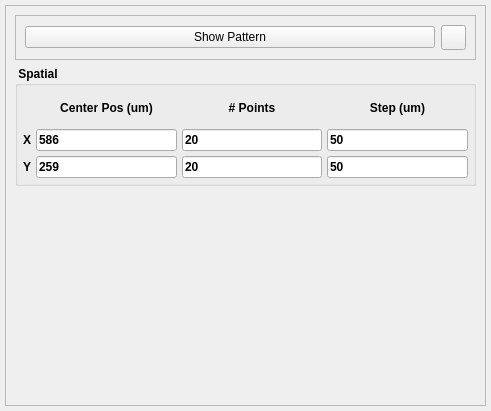
First picture: the form in cls/applications/pyStxm/scan_plugins/pattern_gen_scan.ui, repository RussBerg/pyStxm3, before the edit.
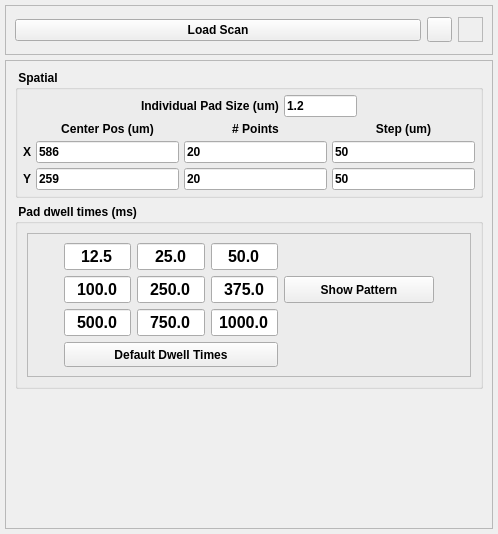
Second picture: the form after the edit. Icons and pictures are not drawn.

Commit message:
many fixes/changes, pattern gen and ptychography
need testing

Patch:
```diff
--- a/cls/applications/pyStxm/scan_plugins/pattern_gen_scan.ui
+++ b/cls/applications/pyStxm/scan_plugins/pattern_gen_scan.ui
@@ -6,8 +6,8 @@
    <rect>
     <x>0</x>
     <y>0</y>
-    <width>491</width>
-    <height>411</height>
+    <width>498</width>
+    <height>534</height>
    </rect>
   </property>
   <property name="minimumSize">
@@ -38,6 +38,94 @@
    <property name="bottomMargin">
     <number>5</number>
    </property>
+   <item>
+    <widget class="QFrame" name="loadscan_frame">
+     <property name="minimumSize">
+      <size>
+       <width>0</width>
+       <height>50</height>
+      </size>
+     </property>
+     <property name="frameShape">
+      <enum>QFrame::StyledPanel</enum>
+     </property>
+     <property name="frameShadow">
+      <enum>QFrame::Sunken</enum>
+     </property>
+     <layout class="QHBoxLayout" name="horizontalLayout_3">
+      <item>
+       <widget class="QPushButton" name="loadScanBtn">
+        <property name="font">
+         <font>
+          <weight>75</weight>
+          <bold>true</bold>
+         </font>
+        </property>
+        <property name="text">
+         <string>Load Scan</string>
+        </property>
+       </widget>
+      </item>
+      <item>
+       <widget class="QToolButton" name="helpBtn_2">
+        <property name="minimumSize">
+         <size>
+          <width>25</width>
+          <height>25</height>
+         </size>
+        </property>
+        <property name="maximumSize">
+         <size>
+          <width>25</width>
+          <height>25</height>
+         </size>
+        </property>
+        <property name="text">
+         <string/>
+        </property>
+        <property name="icon">
+         <iconset>
+          <normaloff>../../../icons/helplite.png</normaloff>../../../icons/helplite.png</iconset>
+        </property>
+        <property name="iconSize">
+         <size>
+          <width>50</width>
+          <height>50</height>
+         </size>
+        </property>
+       </widget>
+      </item>
+      <item>
+       <widget class="QLabel" name="rtclkpic">
+        <property name="maximumSize">
+         <size>
+          <width>25</width>
+          <height>25</height>
+         </size>
+        </property>
+        <property name="autoFillBackground">
+         <bool>true</bool>
+        </property>
+        <property name="frameShape">
+         <enum>QFrame::StyledPanel</enum>
+        </property>
+        <property name="text">
+         <string/>
+        </property>
+        <property name="pixmap">
+         <pixmap>../../../icons/icons8-mouse-right-click-50.png</pixmap>
+        </property>
+        <property name="scaledContents">
+         <bool>true</bool>
+        </property>
+        <property name="alignment">
+         <set>Qt::AlignRight|Qt::AlignTrailing|Qt::AlignVCenter</set>
+        </property>
+       </widget>
+      </item>
+     </layout>
+    </widget>
+   </item>
    <item>
     <widget class="QFrame" name="frame_2_SCANPLUGIN">
      <property name="maximumSize">
@@ -52,63 +140,9 @@
      <property name="frameShadow">
       <enum>QFrame::Raised</enum>
      </property>
-     <layout class="QVBoxLayout" name="verticalLayout_3">
+     <layout class="QVBoxLayout" name="verticalLayout_5">
       <item>
-       <widget class="QFrame" name="loadscan_frame">
-        <property name="minimumSize">
-         <size>
-          <width>0</width>
-          <height>30</height>
-         </size>
-        </property>
-        <property name="frameShape">
-         <enum>QFrame::StyledPanel</enum>
-        </property>
-        <property name="frameShadow">
-         <enum>QFrame::Sunken</enum>
-        </property>
-        <layout class="QHBoxLayout" name="horizontalLayout">
-         <item>
-          <widget class="QPushButton" name="showPatternBtn">
-           <property name="text">
-            <string>Show Pattern</string>
-           </property>
-           <property name="checkable">
-            <bool>true</bool>
-           </property>
-          </widget>
-         </item>
-         <item>
-          <widget class="QToolButton" name="helpBtn">
-           <property name="minimumSize">
-            <size>
-             <width>25</width>
-             <height>25</height>
-            </size>
-           </property>
-           <property name="maximumSize">
-            <size>
-             <width>25</width>
-             <height>25</height>
-            </size>
-           </property>
-           <property name="text">
-            <string/>
-           </property>
-           <property name="icon">
-            <iconset>
-             <normaloff>../../../icons/helplite.png</normaloff>../../../icons/helplite.png</iconset>
-           </property>
-           <property name="iconSize">
-            <size>
-             <width>50</width>
-             <height>50</height>
-            </size>
-           </property>
-          </widget>
-         </item>
-        </layout>
-       </widget>
+       <layout class="QHBoxLayout" name="horizontalLayout_2"/>
       </item>
       <item>
        <widget class="QGroupBox" name="groupBox">
@@ -143,6 +177,62 @@
          <property name="bottomMargin">
           <number>5</number>
          </property>
+         <item>
+          <layout class="QHBoxLayout" name="horizontalLayout">
+           <item>
+            <spacer name="horizontalSpacer_4">
+             <property name="orientation">
+              <enum>Qt::Horizontal</enum>
+             </property>
+             <property name="sizeHint" stdset="0">
+              <size>
+               <width>40</width>
+               <height>20</height>
+              </size>
+             </property>
+            </spacer>
+           </item>
+           <item>
+            <widget class="QLabel" name="label">
+             <property name="font">
+              <font>
+               <weight>75</weight>
+               <bold>true</bold>
+              </font>
+             </property>
+             <property name="text">
+              <string>Individual Pad Size (um)</string>
+             </property>
+            </widget>
+           </item>
+           <item>
+            <widget class="QLineEdit" name="padSizeFld">
+             <property name="maximumSize">
+              <size>
+               <width>73</width>
+               <height>16777215</height>
+              </size>
+             </property>
+             <property name="text">
+              <string>1.2</string>
+             </property>
+            </widget>
+           </item>
+           <item>
+            <spacer name="horizontalSpacer_3">
+             <property name="orientation">
+              <enum>Qt::Horizontal</enum>
+             </property>
+             <property name="sizeHint" stdset="0">
+              <size>
+               <width>40</width>
+               <height>20</height>
+              </size>
+             </property>
+            </spacer>
+           </item>
+          </layout>
+         </item>
          <item>
           <layout class="QGridLayout" name="gridLayout_2">
            <item row="0" column="2">
@@ -267,25 +357,340 @@
        </widget>
       </item>
       <item>
-       <widget class="QFrame" name="detectorPlotFrame">
+       <widget class="QGroupBox" name="groupBox_2">
         <property name="minimumSize">
          <size>
           <width>0</width>
-          <height>0</height>
+          <height>181</height>
          </size>
         </property>
-        <property name="maximumSize">
-         <size>
-          <width>500</width>
-          <height>16777215</height>
-         </size>
+        <property name="font">
+         <font>
+          <weight>75</weight>
+          <bold>true</bold>
+         </font>
         </property>
-        <property name="frameShape">
-         <enum>QFrame::StyledPanel</enum>
+        <property name="title">
+         <string> Pad dwell times (ms)</string>
         </property>
-        <property name="frameShadow">
-         <enum>QFrame::Raised</enum>
-        </property>
+        <layout class="QVBoxLayout" name="verticalLayout_3">
+         <item>
+          <widget class="QFrame" name="frame">
+           <property name="frameShape">
+            <enum>QFrame::StyledPanel</enum>
+           </property>
+           <property name="frameShadow">
+            <enum>QFrame::Raised</enum>
+           </property>
+           <layout class="QGridLayout" name="gridLayout">
+            <item row="2" column="1">
+             <widget class="QLineEdit" name="padFld_7">
+              <property name="minimumSize">
+               <size>
+                <width>0</width>
+                <height>25</height>
+               </size>
+              </property>
+              <property name="maximumSize">
+               <size>
+                <width>80</width>
+                <height>16777215</height>
+               </size>
+              </property>
+              <property name="font">
+               <font>
+                <pointsize>12</pointsize>
+               </font>
+              </property>
+              <property name="text">
+               <string>500.0</string>
+              </property>
+              <property name="alignment">
+               <set>Qt::AlignCenter</set>
+              </property>
+             </widget>
+            </item>
+            <item row="1" column="0">
+             <spacer name="horizontalSpacer">
+              <property name="orientation">
+               <enum>Qt::Horizontal</enum>
+              </property>
+              <property name="sizeHint" stdset="0">
+               <size>
+                <width>40</width>
+                <height>20</height>
+               </size>
+              </property>
+             </spacer>
+            </item>
+            <item row="2" column="3">
+             <widget class="QLineEdit" name="padFld_9">
+              <property name="minimumSize">
+               <size>
+                <width>0</width>
+                <height>25</height>
+               </size>
+              </property>
+              <property name="maximumSize">
+               <size>
+                <width>80</width>
+                <height>16777215</height>
+               </size>
+              </property>
+              <property name="font">
+               <font>
+                <pointsize>12</pointsize>
+               </font>
+              </property>
+              <property name="text">
+               <string>1000.0</string>
+              </property>
+              <property name="alignment">
+               <set>Qt::AlignCenter</set>
+              </property>
+             </widget>
+            </item>
+            <item row="2" column="2">
+             <widget class="QLineEdit" name="padFld_8">
+              <property name="minimumSize">
+               <size>
+                <width>0</width>
+                <height>25</height>
+               </size>
+              </property>
+              <property name="maximumSize">
+               <size>
+                <width>80</width>
+                <height>16777215</height>
+               </size>
+              </property>
+              <property name="font">
+               <font>
+                <pointsize>12</pointsize>
+               </font>
+              </property>
+              <property name="text">
+               <string>750.0</string>
+              </property>
+              <property name="alignment">
+               <set>Qt::AlignCenter</set>
+              </property>
+             </widget>
+            </item>
+            <item row="0" column="2">
+             <widget class="QLineEdit" name="padFld_2">
+              <property name="minimumSize">
+               <size>
+                <width>0</width>
+                <height>25</height>
+               </size>
+              </property>
+              <property name="maximumSize">
+               <size>
+                <width>80</width>
+                <height>16777215</height>
+               </size>
+              </property>
+              <property name="font">
+               <font>
+                <pointsize>12</pointsize>
+               </font>
+              </property>
+              <property name="text">
+               <string>25.0</string>
+              </property>
+              <property name="alignment">
+               <set>Qt::AlignCenter</set>
+              </property>
+             </widget>
+            </item>
+            <item row="1" column="4">
+             <widget class="QPushButton" name="showPatternBtn">
+              <property name="minimumSize">
+               <size>
+                <width>150</width>
+                <height>27</height>
+               </size>
+              </property>
+              <property name="text">
+               <string>Show Pattern</string>
+              </property>
+              <property name="checkable">
+               <bool>true</bool>
+              </property>
+             </widget>
+            </item>
+            <item row="1" column="2">
+             <widget class="QLineEdit" name="padFld_5">
+              <property name="minimumSize">
+               <size>
+                <width>0</width>
+                <height>25</height>
+               </size>
+              </property>
+              <property name="maximumSize">
+               <size>
+                <width>80</width>
+                <height>16777215</height>
+               </size>
+              </property>
+              <property name="font">
+               <font>
+                <pointsize>12</pointsize>
+               </font>
+              </property>
+              <property name="text">
+               <string>250.0</string>
+              </property>
+              <property name="alignment">
+               <set>Qt::AlignCenter</set>
+              </property>
+             </widget>
+            </item>
+            <item row="0" column="1">
+             <widget class="QLineEdit" name="padFld_1">
+              <property name="minimumSize">
+               <size>
+                <width>0</width>
+                <height>25</height>
+               </size>
+              </property>
+              <property name="maximumSize">
+               <size>
+                <width>80</width>
+                <height>16777215</height>
+               </size>
+              </property>
+              <property name="font">
+               <font>
+                <pointsize>12</pointsize>
+               </font>
+              </property>
+              <property name="inputMethodHints">
+               <set>Qt::ImhNone</set>
+              </property>
+              <property name="text">
+               <string>12.5</string>
+              </property>
+              <property name="alignment">
+               <set>Qt::AlignCenter</set>
+              </property>
+             </widget>
+            </item>
+            <item row="1" column="1">
+             <widget class="QLineEdit" name="padFld_4">
+              <property name="minimumSize">
+               <size>
+                <width>0</width>
+                <height>25</height>
+               </size>
+              </property>
+              <property name="maximumSize">
+               <size>
+                <width>80</width>
+                <height>16777215</height>
+               </size>
+              </property>
+              <property name="font">
+               <font>
+                <pointsize>12</pointsize>
+               </font>
+              </property>
+              <property name="text">
+               <string>100.0</string>
+              </property>
+              <property name="alignment">
+               <set>Qt::AlignCenter</set>
+              </property>
+             </widget>
+            </item>
+            <item row="0" column="3">
+             <widget class="QLineEdit" name="padFld_3">
+              <property name="minimumSize">
+               <size>
+                <width>0</width>
+                <height>25</height>
+               </size>
+              </property>
+              <property name="maximumSize">
+               <size>
+                <width>80</width>
+                <height>16777215</height>
+               </size>
+              </property>
+              <property name="font">
+               <font>
+                <pointsize>12</pointsize>
+               </font>
+              </property>
+              <property name="text">
+               <string>50.0</string>
+              </property>
+              <property name="alignment">
+               <set>Qt::AlignCenter</set>
+              </property>
+             </widget>
+            </item>
+            <item row="1" column="3">
+             <widget class="QLineEdit" name="padFld_6">
+              <property name="minimumSize">
+               <size>
+                <width>0</width>
+                <height>25</height>
+               </size>
+              </property>
+              <property name="maximumSize">
+               <size>
+                <width>80</width>
+                <height>16777215</height>
+               </size>
+              </property>
+              <property name="font">
+               <font>
+                <pointsize>12</pointsize>
+               </font>
+              </property>
+              <property name="text">
+               <string>375.0</string>
+              </property>
+              <property name="alignment">
+               <set>Qt::AlignCenter</set>
+              </property>
+             </widget>
+            </item>
+            <item row="3" column="1" colspan="3">
+             <widget class="QPushButton" name="defaultBtn">
+              <property name="minimumSize">
+               <size>
+                <width>0</width>
+                <height>25</height>
+               </size>
+              </property>
+              <property name="toolTip">
+               <string>Set all pads to use the default dwell times</string>
+              </property>
+              <property name="text">
+               <string>Default Dwell Times</string>
+              </property>
+             </widget>
+            </item>
+            <item row="1" column="5">
+             <spacer name="horizontalSpacer_2">
+              <property name="orientation">
+               <enum>Qt::Horizontal</enum>
+              </property>
+              <property name="sizeHint" stdset="0">
+               <size>
+                <width>40</width>
+                <height>20</height>
+               </size>
+              </property>
+             </spacer>
+            </item>
+           </layout>
+          </widget>
+         </item>
+        </layout>
        </widget>
       </item>
       <item>
```
The commit also changes 40 other files.
